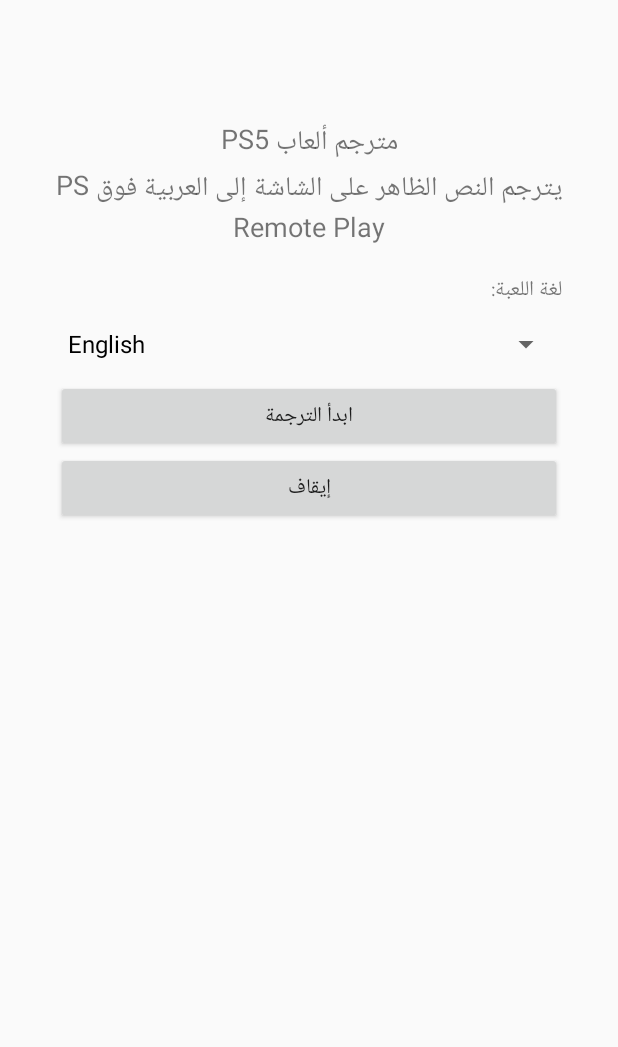
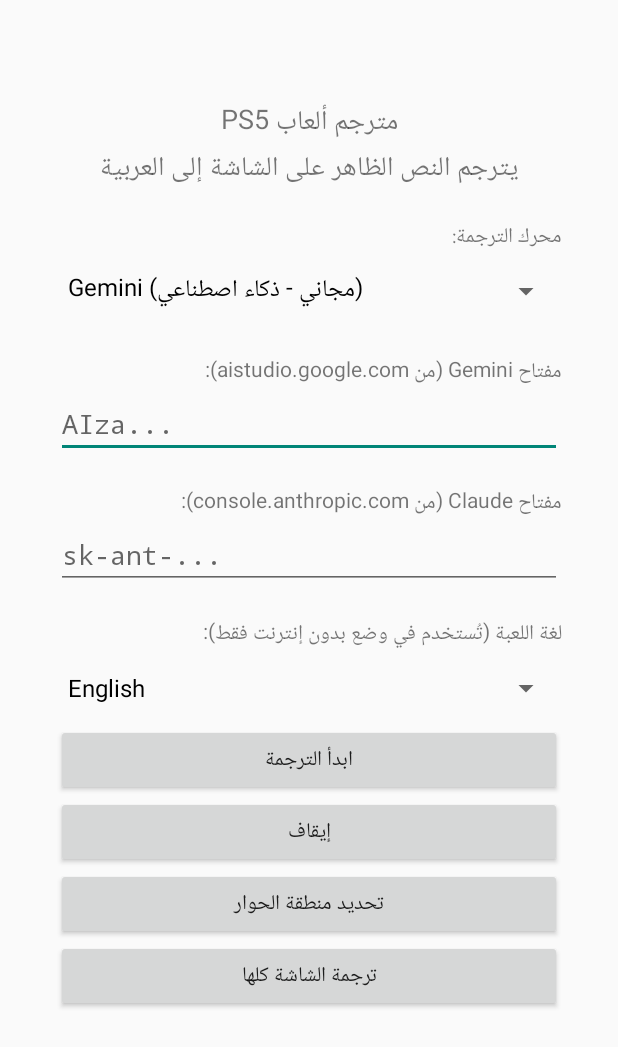
Before and after one commit to achfethi22-stack/Fth-translat, an Android app: the screen it shows after launch (MainActivity), after a tap on an icon or button, on a phone screen of 412 x 824 dp. Shown: the top 1047 px of the screen. Run offline under Robolectric (Android 15) with nearby library versions, the phone set to English and light mode, and no system bars.

Commit message:
Update MainActivity.kt

```diff
--- a/app/src/main/java/com/example/pstranslate/MainActivity.kt
+++ b/app/src/main/java/com/example/pstranslate/MainActivity.kt
@@ -9,6 +9,7 @@ import android.net.Uri
 import android.os.Build
 import android.os.Bundle
 import android.provider.Settings
+import android.text.InputType
 import android.view.Gravity
 import android.widget.*
 import androidx.activity.ComponentActivity
@@ -20,7 +21,15 @@ class MainActivity : ComponentActivity() {
         "en" to "English", "fr" to "Fran\u00e7ais", "es" to "Espa\u00f1ol",
         "de" to "Deutsch", "it" to "Italiano", "pt" to "Portugu\u00eas", "tr" to "T\u00fcrk\u00e7e"
     )
-    private lateinit var spinner: Spinner
+    private val engines = listOf(
+        "Gemini (\u0645\u062c\u0627\u0646\u064a - \u0630\u0643\u0627\u0621 \u0627\u0635\u0637\u0646\u0627\u0639\u064a)",
+        "Claude (\u0645\u062f\u0641\u0648\u0639 - \u0627\u0644\u0623\u062f\u0642)",
+        "\u0628\u062f\u0648\u0646 \u0625\u0646\u062a\u0631\u0646\u062a (\u0645\u062c\u0627\u0646\u064a - \u0623\u0628\u0633\u0637)"
+    )
+    private lateinit var engineSpinner: Spinner
+    private lateinit var langSpinner: Spinner
+    private lateinit var claudeBox: EditText
+    private lateinit var geminiBox: EditText
 
     private val captureLauncher =
         registerForActivityResult(ActivityResultContracts.StartActivityForResult()) { r ->
@@ -28,30 +37,60 @@ class MainActivity : ComponentActivity() {
                 val i = Intent(this, TranslateService::class.java)
                     .putExtra("code", r.resultCode)
                     .putExtra("data", r.data)
-                    .putExtra("lang", langs[spinner.selectedItemPosition].first)
                 startForegroundService(i)
                 Toast.makeText(this, "\u062a\u0645 \u0627\u0644\u062a\u0634\u063a\u064a\u0644. \u0627\u0641\u062a\u062d PS Remote Play \u0627\u0644\u0622\u0646", Toast.LENGTH_LONG).show()
                 moveTaskToBack(true)
             }
         }
 
+    private fun label(t: String) = TextView(this).apply { text = t }
+
+    private fun keyBox(hintText: String, saved: String?) = EditText(this).apply {
+        hint = hintText
+        inputType = InputType.TYPE_CLASS_TEXT or InputType.TYPE_TEXT_VARIATION_PASSWORD
+        setText(saved ?: "")
+    }
+
     override fun onCreate(savedInstanceState: Bundle?) {
         super.onCreate(savedInstanceState)
+        val prefs = getSharedPreferences("prefs", MODE_PRIVATE)
+        val scroll = ScrollView(this)
         val root = LinearLayout(this).apply {
             orientation = LinearLayout.VERTICAL
-            setPadding(56, 120, 56, 56)
+            setPadding(56, 100, 56, 56)
             gravity = Gravity.CENTER_HORIZONTAL
         }
+        scroll.addView(root)
+
         root.addView(TextView(this).apply {
-            text = "\u0645\u062a\u0631\u062c\u0645 \u0623\u0644\u0639\u0627\u0628 PS5\n\u064a\u062a\u0631\u062c\u0645 \u0627\u0644\u0646\u0635 \u0627\u0644\u0638\u0627\u0647\u0631 \u0639\u0644\u0649 \u0627\u0644\u0634\u0627\u0634\u0629 \u0625\u0644\u0649 \u0627\u0644\u0639\u0631\u0628\u064a\u0629 \u0641\u0648\u0642 PS Remote Play"
+            text = "\u0645\u062a\u0631\u062c\u0645 \u0623\u0644\u0639\u0627\u0628 PS5\n\u064a\u062a\u0631\u062c\u0645 \u0627\u0644\u0646\u0635 \u0627\u0644\u0638\u0627\u0647\u0631 \u0639\u0644\u0649 \u0627\u0644\u0634\u0627\u0634\u0629 \u0625\u0644\u0649 \u0627\u0644\u0639\u0631\u0628\u064a\u0629"
             textSize = 18f
             gravity = Gravity.CENTER
         })
-        root.addView(TextView(this).apply { text = "\n\u0644\u063a\u0629 \u0627\u0644\u0644\u0639\u0628\u0629:" })
-        spinner = Spinner(this).apply {
+
+        root.addView(label("\n\u0645\u062d\u0631\u0643 \u0627\u0644\u062a\u0631\u062c\u0645\u0629:"))
+        engineSpinner = Spinner(this).apply {
+            adapter = ArrayAdapter(this@MainActivity, android.R.layout.simple_spinner_dropdown_item, engines)
+            setSelection(prefs.getInt("engine", 0))
+        }
+        root.addView(engineSpinner)
+
+        root.addView(label("\n\u0645\u0641\u062a\u0627\u062d Gemini (\u0645\u0646 aistudio.google.com):"))
+        geminiBox = keyBox("AIza...", prefs.getString("gemini_key", ""))
+        root.addView(geminiBox)
+
+        root.addView(label("\n\u0645\u0641\u062a\u0627\u062d Claude (\u0645\u0646 console.anthropic.com):"))
+        claudeBox = keyBox("sk-ant-...", prefs.getString("api_key", ""))
+        root.addView(claudeBox)
+
+        root.addView(label("\n\u0644\u063a\u0629 \u0627\u0644\u0644\u0639\u0628\u0629 (\u062a\u064f\u0633\u062a\u062e\u062f\u0645 \u0641\u064a \u0648\u0636\u0639 \u0628\u062f\u0648\u0646 \u0625\u0646\u062a\u0631\u0646\u062a \u0641\u0642\u0637):"))
+        langSpinner = Spinner(this).apply {
             adapter = ArrayAdapter(this@MainActivity, android.R.layout.simple_spinner_dropdown_item, langs.map { it.second })
+            val saved = prefs.getString("lang", "en")
+            setSelection(langs.indexOfFirst { it.first == saved }.coerceAtLeast(0))
         }
-        root.addView(spinner)
+        root.addView(langSpinner)
+
         root.addView(Button(this).apply {
             text = "\u0627\u0628\u062f\u0623 \u0627\u0644\u062a\u0631\u062c\u0645\u0629"
             setOnClickListener { start() }
@@ -62,12 +101,53 @@ class MainActivity : ComponentActivity() {
                 startService(Intent(this@MainActivity, TranslateService::class.java).setAction(TranslateService.ACTION_STOP))
             }
         })
-        setContentView(root)
+        root.addView(Button(this).apply {
+            text = "\u062a\u062d\u062f\u064a\u062f \u0645\u0646\u0637\u0642\u0629 \u0627\u0644\u062d\u0648\u0627\u0631"
+            setOnClickListener {
+                if (TranslateService.isRunning) {
+                    startService(Intent(this@MainActivity, TranslateService::class.java).setAction(TranslateService.ACTION_SELECT))
+                    moveTaskToBack(true)
+                } else {
+                    Toast.makeText(this@MainActivity, "\u0627\u0628\u062f\u0623 \u0627\u0644\u062a\u0631\u062c\u0645\u0629 \u0623\u0648\u0644\u0627\u064b \u062b\u0645 \u0627\u0631\u062c\u0639 \u0648\u0627\u0636\u063a\u0637 \u0647\u0646\u0627", Toast.LENGTH_LONG).show()
+                }
+            }
+        })
+        root.addView(Button(this).apply {
+            text = "\u062a\u0631\u062c\u0645\u0629 \u0627\u0644\u0634\u0627\u0634\u0629 \u0643\u0644\u0647\u0627"
+            setOnClickListener {
+                val e = getSharedPreferences("prefs", MODE_PRIVATE).edit()
+                e.putFloat("reg_l", 0f)
+                e.putFloat("reg_t", 0f)
+                e.putFloat("reg_r", 1f)
+                e.putFloat("reg_b", 1f)
+                e.apply()
+                Toast.makeText(this@MainActivity, "\u062a\u0645", Toast.LENGTH_SHORT).show()
+            }
+        })
+        setContentView(scroll)
     }
 
     private fun start() {
+        val engine = engineSpinner.selectedItemPosition
+        val gemini = geminiBox.text.toString().trim()
+        val claude = claudeBox.text.toString().trim()
+        if (engine == 0 && gemini.isEmpty()) {
+            Toast.makeText(this, "\u0623\u062f\u062e\u0644 \u0645\u0641\u062a\u0627\u062d Gemini \u0623\u0648\u0644\u0627\u064b", Toast.LENGTH_LONG).show()
+            return
+        }
+        if (engine == 1 && claude.isEmpty()) {
+            Toast.makeText(this, "\u0623\u062f\u062e\u0644 \u0645\u0641\u062a\u0627\u062d Claude \u0623\u0648\u0644\u0627\u064b", Toast.LENGTH_LONG).show()
+            return
+        }
+        getSharedPreferences("prefs", MODE_PRIVATE).edit()
+            .putInt("engine", engine)
+            .putString("gemini_key", gemini)
+            .putString("api_key", claude)
+            .putString("lang", langs[langSpinner.selectedItemPosition].first)
+            .apply()
+
         if (!Settings.canDrawOverlays(this)) {
-            Toast.makeText(this, "\u0641\u0639\u0651\u0644 \u00ab\u0627\u0644\u0639\u0631\u0636 \u0641\u0648\u0642 \u0627\u0644\u062a\u0637\u0628\u064a\u0642\u0627\u062a\u00bb \u062b\u0645 \u0627\u0631\u062c\u0639", Toast.LENGTH_LONG).show()
+            Toast.makeText(this, "\u0641\u0639\u0651\u0644 \u062e\u064a\u0627\u0631 \u0627\u0644\u0639\u0631\u0636 \u0641\u0648\u0642 \u0627\u0644\u062a\u0637\u0628\u064a\u0642\u0627\u062a \u062b\u0645 \u0627\u0631\u062c\u0639", Toast.LENGTH_LONG).show()
             startActivity(Intent(Settings.ACTION_MANAGE_OVERLAY_PERMISSION, Uri.parse("package:$packageName")))
             return
         }
```
